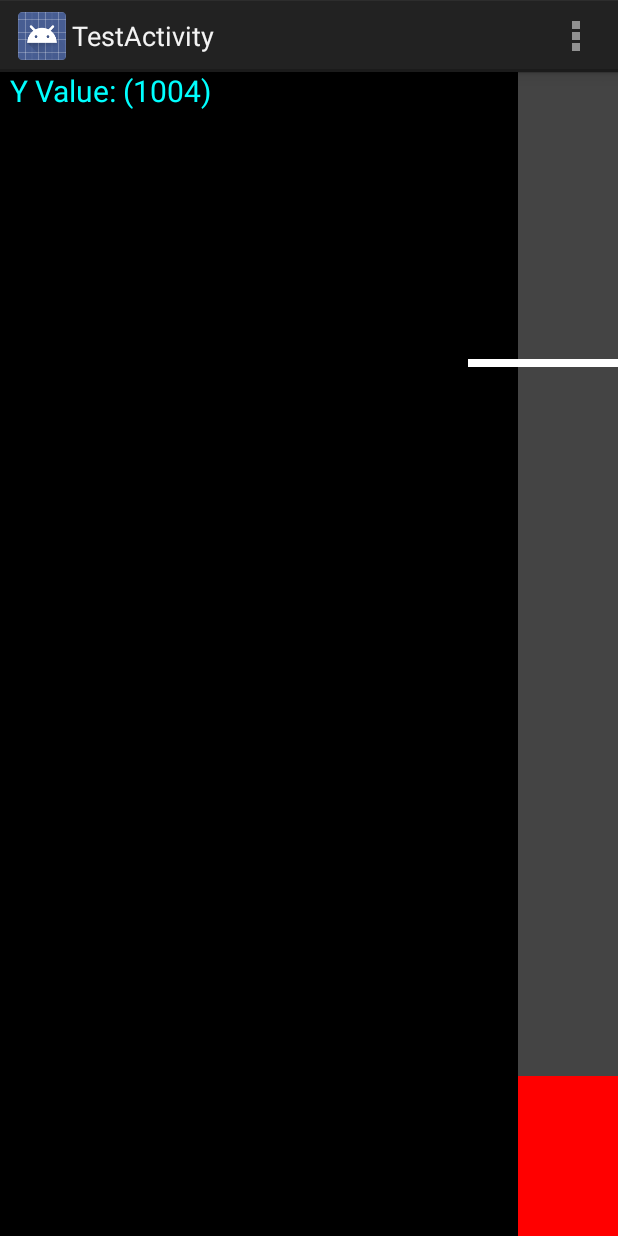
After one commit to astam006/HeartMonitorApplication, an Android app: the TestActivity screen opened directly, with no data from a screen before it, on a phone screen of 412 x 824 dp. The commit adds this screen. Run offline under Robolectric (Android 15) with nearby library versions, the phone set to English and light mode, and no system bars.

Commit message:
Added animation to the testActivity
Created a prototype air pressure meter on the testActivity screen.

```diff
--- /dev/null
+++ b/HM_app/app/src/main/java/edu/odu/ece486/hm_app/TestActivity.java
@@ -0,0 +1,41 @@
+package edu.odu.ece486.hm_app;
+
+import android.app.Activity;
+import android.graphics.Color;
+import android.os.Bundle;
+import android.view.Menu;
+import android.view.MenuItem;
+import android.view.View;
+
+
+public class TestActivity extends Activity {
+
+    @Override
+    protected void onCreate(Bundle savedInstanceState) {
+        super.onCreate(savedInstanceState);
+        setContentView(R.layout.activity_test);
+        View testView = new TestView(this);
+        setContentView(testView);
+        testView.setBackgroundColor(Color.BLACK);
+    }
+
+
+    @Override
+    public boolean onCreateOptionsMenu(Menu menu) {
+        // Inflate the menu; this adds items to the action bar if it is present.
+        getMenuInflater().inflate(R.menu.test, menu);
+        return true;
+    }
+
+    @Override
+    public boolean onOptionsItemSelected(MenuItem item) {
+        // Handle action bar item clicks here. The action bar will
+        // automatically handle clicks on the Home/Up button, so long
+        // as you specify a parent activity in AndroidManifest.xml.
+        int id = item.getItemId();
+        if (id == R.id.action_settings) {
+            return true;
+        }
+        return super.onOptionsItemSelected(item);
+    }
+}
--- /dev/null
+++ b/HM_app/app/src/main/java/edu/odu/ece486/hm_app/TestView.java
@@ -0,0 +1,111 @@
+package edu.odu.ece486.hm_app;
+
+import android.content.Context;
+import android.graphics.Canvas;
+import android.graphics.Color;
+import android.graphics.Paint;
+import android.graphics.Typeface;
+import android.view.View;
+
+import java.util.Formatter;
+
+/**
+ * Created by Andrew on 10/7/2014.
+ */
+public class TestView extends View {
+
+    // Values for the Rectangle
+    private int xMax;
+    private int yMax;
+    private float width = 100;
+    private float left = xMax - width;
+    private float right = xMax;
+    private float top = yMax - 100;
+    private float bottom = yMax;
+    private Paint paint;
+
+    private int index = 0;
+    private int flag = 0;
+
+    private StringBuilder status = new StringBuilder(0);
+    private Formatter formatter = new Formatter(status);
+
+    public TestView(Context context) {
+        super(context);
+        paint = new Paint();
+
+        paint.setTypeface(Typeface.SANS_SERIF);
+        paint.setTextSize(30);
+    }
+
+    @Override
+    public void onDraw(Canvas canvas) {
+        if(index == 0) {
+            bottom = canvas.getHeight();
+            width = 100;
+            left = canvas.getWidth() - width;
+            right = canvas.getWidth();
+            top = canvas.getHeight() - 100;
+        }
+
+        // Drawing the background "tube" for the air pressure meter.
+        paint.setColor(Color.DKGRAY);
+        canvas.drawRect(left, 0.0f, right, bottom, paint);
+
+        // If the rectangle crosses the threshold, turn green.
+        if(top <= (canvas.getHeight() / 4))
+            paint.setColor(Color.GREEN);
+        else
+            paint.setColor(Color.RED);
+
+        // Draw the dynamic rectangle.
+        paint.setStrokeWidth(3);
+        canvas.drawRect(left, top, right, bottom, paint);
+
+        // Debugging rectangle top location
+        paint.setColor(Color.CYAN);
+        canvas.drawText(status.toString(), 10, 30, paint);
+
+        // Drawing threshold barrier line.
+        paint.setColor(Color.WHITE);
+        paint.setStrokeWidth(8);
+        canvas.drawLine(canvas.getWidth() - 150, canvas.getHeight() / 4, canvas.getWidth(), canvas.getHeight() / 4, paint);
+
+        // Update the rectangle
+        update(index);
+
+        // Delay
+        try {
+            Thread.sleep(15);
+        } catch (InterruptedException e) { }
+
+        index = 1;
+        invalidate(); // Force a re-draw
+    }
+
+    // Update the size of the rectangle.
+    private void update(int i) {
+        if(flag == 0) {
+            if(top > 20 && top < (bottom + 50))
+                top -= 20;
+            else {
+                flag = 1;
+            }
+        } else if(flag == 1) {
+            if(top <= (bottom - 50))
+                top += 20;
+            else
+                flag = 0;
+        }
+
+        // Build status message
+        status.delete(0, status.length());
+        formatter.format("Y Value: (%3.0f)", top);
+    }
+
+    @Override
+    public void onSizeChanged(int w, int h, int oldW, int oldH) {
+        xMax = w - 1;
+        yMax = h - 1;
+    }
+}
--- /dev/null
+++ b/HM_app/app/src/main/res/menu/test.xml
@@ -0,0 +1,8 @@
+<menu xmlns:android="http://schemas.android.com/apk/res/android"
+    xmlns:tools="http://schemas.android.com/tools"
+    tools:context="edu.odu.ece486.hm_app.TestActivity" >
+    <item android:id="@+id/action_settings"
+        android:title="@string/action_settings"
+        android:orderInCategory="100"
+        android:showAsAction="never" />
+</menu>
--- a/HM_app/app/src/main/res/values/strings.xml
+++ b/HM_app/app/src/main/res/values/strings.xml
@@ -8,5 +8,6 @@
     <string name="begin_button">Begin Test</string>
     <string name="quit_button">Quit</string>
     <string name="title_activity_main_menu">MainMenuActivity</string>
+    <string name="title_activity_test">TestActivity</string>
 
 </resources>
```
Also changed, not shown: HM_app/app/src/main/AndroidManifest.xml (+7 -2 lines), HM_app/app/src/main/java/edu/odu/ece486/hm_app/MainMenuActivity.java (+53 -0 lines), HM_app/app/src/main/res/layout/activity_test.xml (added, +12 -0 lines).
